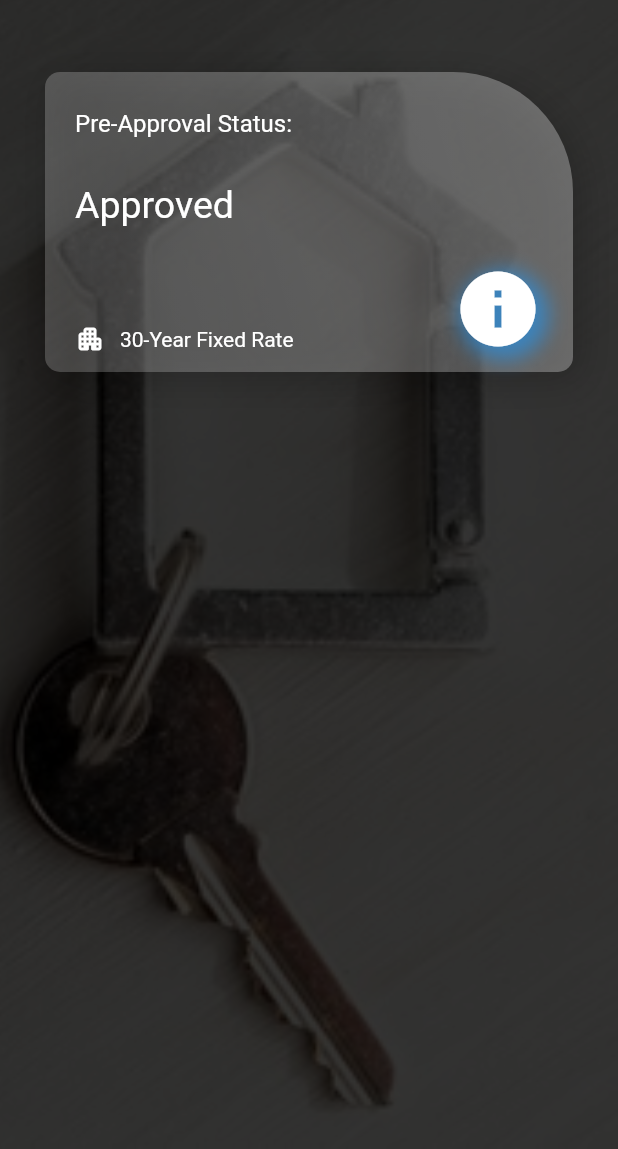
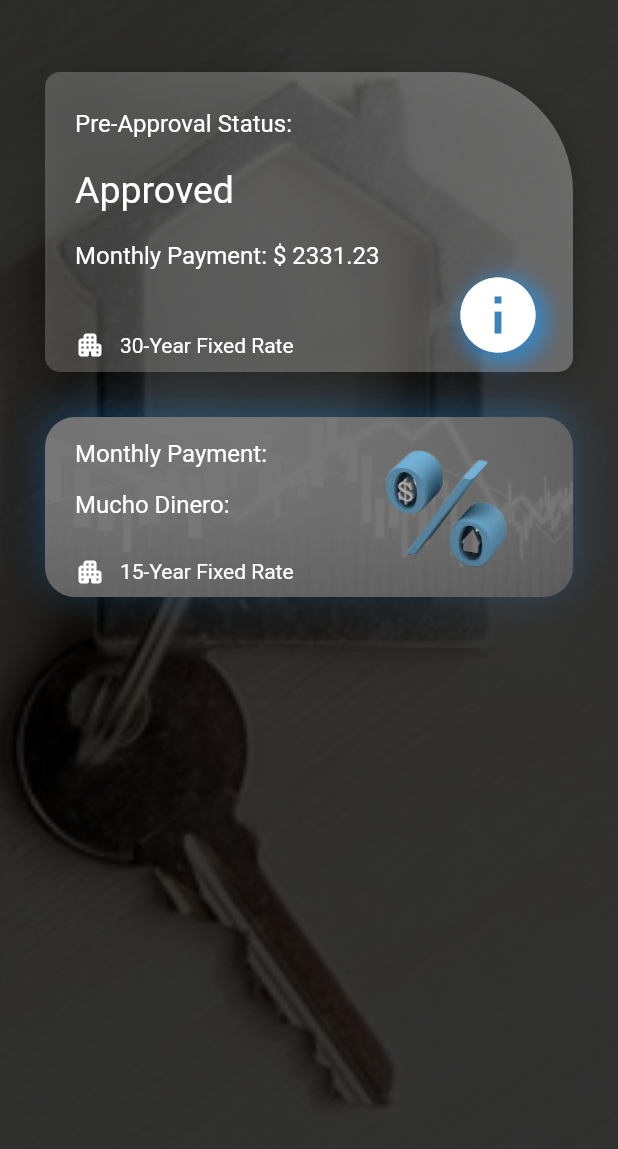
Before and after one commit to milushyanev/CS4750, a Flutter app: the Results screen opened directly with empty values, on a phone screen of 412 x 824 dp, the part 87-1236 px from its top. Run offline on Flutter 3.47's test engine with Material 2 defaults, Android fonts, the phone set to English and light mode, and no system bars.

Commit message:
adding functionalities

```diff
--- a/lib/HomePage.dart
+++ b/lib/HomePage.dart
@@ -91,8 +91,8 @@ gotoResults(){
                Container(
                  margin: const EdgeInsets.only(left: 30.0, right: 30.0),
                  decoration: BoxDecoration(
-                     border: Border.all(width:1,color: Colors.white),
-                     borderRadius: const BorderRadius.all(const Radius.circular(8)),
+                     //border: Border.all(width:1,color: Colors.white),
+                     borderRadius: const BorderRadius.all(const Radius.circular(20)),
                      color: Colors.white.withOpacity(.3)
                  ),
                  child:Column(
@@ -146,8 +146,8 @@ gotoResults(){
                Container(
                  margin: const EdgeInsets.only(left: 30.0, right: 30.0),
                  decoration: BoxDecoration(
-                     border: Border.all(width:1,color: Colors.white),
-                     borderRadius: const BorderRadius.all(const Radius.circular(8)),
+                    // border: Border.all(width:1,color: Colors.white),
+                     borderRadius: const BorderRadius.all(const Radius.circular(20)),
                      color: Colors.white.withOpacity(.3)
                  ),
                  child:Column(
@@ -201,8 +201,8 @@ gotoResults(){
                  margin: const EdgeInsets.only(left: 30.0, right: 30.0),
                  decoration: BoxDecoration(
 
-                     border: Border.all(width:1,color: Colors.white),
-                     borderRadius: const BorderRadius.all(const Radius.circular(8)),
+                     //border: Border.all(width:1,color: Colors.white),
+                     borderRadius: const BorderRadius.all(const Radius.circular(20)),
                      color: Colors.white.withOpacity(.3)
                  ),
                  child:Column(
@@ -255,8 +255,8 @@ gotoResults(){
                Container(
                  margin: const EdgeInsets.only(left: 30.0, right: 30.0),
                  decoration: BoxDecoration(
-                     border: Border.all(width:1,color: Colors.white),
-                     borderRadius: const BorderRadius.all(const Radius.circular(8)),
+                    // border: Border.all(width:1,color: Colors.white),
+                     borderRadius: const BorderRadius.all(const Radius.circular(20)),
                      color: Colors.white.withOpacity(.3)
                  ),
                  child:Column(
@@ -310,8 +310,8 @@ gotoResults(){
                Container(
                  margin: const EdgeInsets.only(left: 30.0, right: 30.0),
                  decoration: BoxDecoration(
-                     border: Border.all(width:1,color: Colors.white),
-                     borderRadius: const BorderRadius.all(const Radius.circular(8)),
+                    // border: Border.all(width:1,color: Colors.white),
+                     borderRadius: const BorderRadius.all(const Radius.circular(20)),
                      color: Colors.white.withOpacity(.3)
                  ),
                  child:Column(
@@ -363,8 +363,8 @@ gotoResults(){
                Container(
                  margin: const EdgeInsets.only(left: 30.0, right: 30.0),
                  decoration: BoxDecoration(
-                     border: Border.all(width:1,color: Colors.white),
-                     borderRadius: const BorderRadius.all(const Radius.circular(8)),
+                    // border: Border.all(width:1,color: Colors.white),
+                     borderRadius: const BorderRadius.all(const Radius.circular(20)),
                      color: Colors.white.withOpacity(.3)
                  ),
                  child:Column(
@@ -416,8 +416,8 @@ gotoResults(){
                Container(
                  margin: const EdgeInsets.only(left: 30.0, right: 30.0),
                  decoration: BoxDecoration(
-                     border: Border.all(width:1,color: Colors.white),
-                     borderRadius: const BorderRadius.all(const Radius.circular(8)),
+                     //border: Border.all(width:1,color: Colors.white),
+                     borderRadius: const BorderRadius.all(const Radius.circular(20)),
                      color: Colors.white.withOpacity(.3)
                  ),
                  child:Column(
--- a/lib/Results.dart
+++ b/lib/Results.dart
@@ -107,7 +107,7 @@ Results({required this.loanA});
                                   color: Colors.white
                                 ),
                               ),
-                              SizedBox(height: 30,),
+                              SizedBox(height: 20,),
                               Text(
                                 "Approved",
                                 style: TextStyle(
@@ -116,7 +116,16 @@ Results({required this.loanA});
 
                                 ),
                               ),
-                              SizedBox(height:25),
+                              SizedBox(height: 20,),
+                              Text(
+                                "Monthly Payment: \$ 2331.23",
+                                style: TextStyle(
+                                  fontSize: 16,
+                                  color: Colors.white,
+
+                                ),
+                              ),
+                              //SizedBox(height:25),
                               Row(
                                 crossAxisAlignment: CrossAxisAlignment.end,
                                 children: [
@@ -158,6 +167,112 @@ Results({required this.loanA});
                             ],
                           ),
                         ),
+                      ),
+                      Container(
+                        height: 180,
+                        width: MediaQuery.of(context).size.width,
+                        child: Stack(
+                          children: [
+                            Container(
+                              width: MediaQuery.of(context).size.width,
+                              margin: const EdgeInsets.only(top:30),
+                              height: 120,
+                              decoration: BoxDecoration(
+                                borderRadius: BorderRadius.circular(20),
+                                image: DecorationImage(
+                                  image: AssetImage(
+                                    'assets/images/chart.png',
+                                  ),
+                                    fit:BoxFit.fill
+                                ),
+                                boxShadow: [
+                                  BoxShadow(
+                                    blurRadius: 20,
+                                    offset: Offset(-1,-5),
+                                      color: Colors.blue.withOpacity(.3)
+                                  )
+                                ]
+                              ),
+                            ),
+                            Container(
+                              margin: const EdgeInsets.only(top:40, left: 220),
+
+                              height: 100,
+                              width: 100,
+                              decoration: BoxDecoration(
+                              //color: Colors.redAccent.withOpacity(.2),
+
+                              borderRadius: BorderRadius.circular(20),
+                                  image: DecorationImage(
+                                      image: AssetImage(
+                                        'assets/images/apr.png',
+                                      ),
+                                      fit:BoxFit.fill
+                                  ),
+
+                              ),
+
+                            ),
+                            Container(
+                              padding: const EdgeInsets.only(left: 20,top: 25,right: 20),
+                              child: Column(
+                                crossAxisAlignment: CrossAxisAlignment.start,
+                                children: [
+//                                  Text(
+//                                    "Pre-Approval Status:",
+//                                    style: TextStyle(
+//                                        fontSize: 16,
+//                                        color: Colors.white
+//                                    ),
+//                                  ),
+                                  SizedBox(height: 20,),
+                                  Text(
+                                    "Monthly Payment:",
+                                    style: TextStyle(
+                                      fontSize: 16,
+                                      color: Colors.white,
+
+                                    ),
+                                  ),
+                                  Padding(padding: const EdgeInsets.only(top: 15)),
+
+                                  Text(
+                                    "Mucho Dinero:",
+                                    style: TextStyle(
+                                      fontSize: 16,
+                                      color: Colors.white,
+
+                                    ),
+                                  ),
+                                  SizedBox(height: 25),
+                                 // Padding(padding: const EdgeInsets.only(top: 20)),
+                                  Row(
+                                    crossAxisAlignment: CrossAxisAlignment.end,
+                                    children: [
+                                      Row(
+                                        children: [
+                                          Icon(Icons.apartment_rounded,size: 20, color: Colors.white),
+                                          SizedBox(width: 10,),
+                                          Text(
+                                            "15-Year Fixed Rate",
+                                            style: TextStyle(
+                                              fontSize: 14,
+                                              color: Colors.white,
+
+                                            ),
+                                          ),
+                                        ],
+                                      )
+                                    ],
+                                  )
+                                ],
+
+                              ),
+
+                            )
+
+                          ],
+                        ),
                       )
                     ],
                   ),
--- a/pubspec.yaml
+++ b/pubspec.yaml
@@ -59,6 +59,9 @@ flutter:
   assets:
       - assets/images/logo.png
       - assets/images/keys.jpeg
+      - assets/images/chart.png
+      - assets/images/apr.png
+
 
   # An image asset can refer to one or more resolution-specific "variants", see
   # https://flutter.dev/assets-and-images/#resolution-aware.
```
Also changed, not shown: assets/images/apr.png (added), assets/images/chart.png (added).
